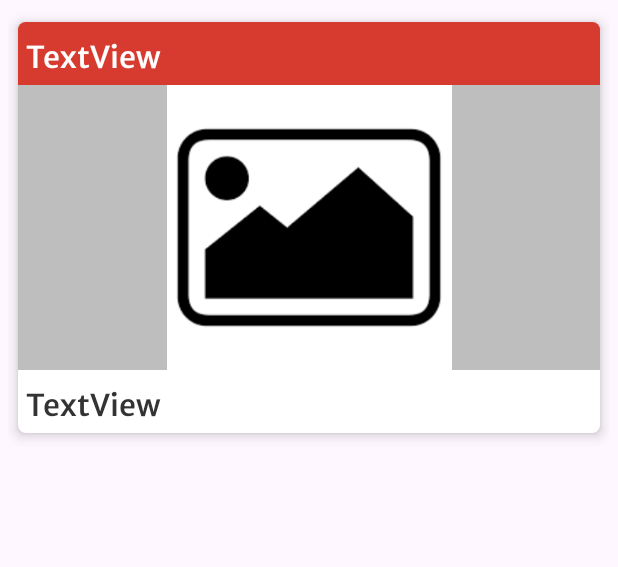
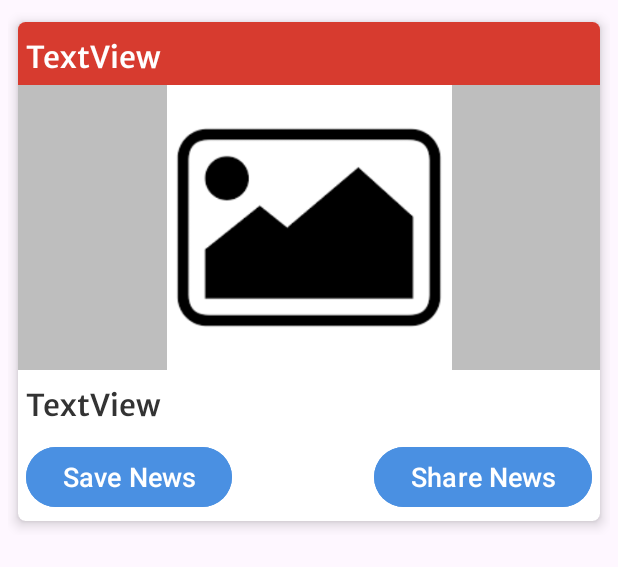
Before and after one commit to GeeklyCoder7/NewsApp, an Android app: the layout news_sample_card.xml on its own in the app's theme, with its tools: preview values and no code run, on a phone screen of 412 x 824 dp. Shown: the top 567 px of the screen. Run offline under Robolectric (Android 15) with nearby library versions, the light colour scheme and no system bars.

Commit message:
Added a functionality to save articles for offline access using Room persistence database.

```diff
--- a/app/build.gradle.kts
+++ b/app/build.gradle.kts
@@ -49,4 +49,6 @@ dependencies {
     implementation (libs.retrofit)
     implementation (libs.converter.gson)
     implementation (libs.glide)
+    implementation (libs.room.runtime)
+    annotationProcessor (libs.room.compiler)
 }
--- a/app/src/main/res/layout/news_sample_card.xml
+++ b/app/src/main/res/layout/news_sample_card.xml
@@ -52,6 +52,41 @@
                 android:textColor="@color/news_text_color"
                 android:textSize="20sp" />
 
+            <LinearLayout
+                android:layout_width="match_parent"
+                android:layout_height="wrap_content"
+                android:orientation="horizontal"
+                android:padding="5dp">
+
+                <Button
+                    android:id="@+id/saveNewsButton"
+                    android:layout_width="wrap_content"
+                    android:layout_height="wrap_content"
+                    android:layout_gravity="start"
+                    android:layout_weight="0"
+                    android:backgroundTint="@color/button_bg_color"
+                    android:text="Save News"
+                    android:textColor="@color/white"
+                    android:textSize="18sp" />
+
+                <Space
+                    android:layout_width="0dp"
+                    android:layout_height="wrap_content"
+                    android:layout_weight="1" />
+
+                <Button
+                    android:id="@+id/shareNewsButton"
+                    android:layout_width="wrap_content"
+                    android:layout_height="wrap_content"
+                    android:layout_gravity="end"
+                    android:layout_weight="0"
+                    android:backgroundTint="@color/button_bg_color"
+                    android:text="Share News"
+                    android:textColor="@color/white"
+                    android:textSize="18sp" />
+
+            </LinearLayout>
+
         </LinearLayout>
     </androidx.cardview.widget.CardView>
 </androidx.constraintlayout.widget.ConstraintLayout>
--- a/app/src/main/res/values/colors.xml
+++ b/app/src/main/res/values/colors.xml
@@ -6,4 +6,5 @@
     <color name="primary_color">#D73B2F</color>
     <color name="secondary_color">#743ADA</color>
     <color name="news_text_color">#333333</color>
+    <color name="button_bg_color">#4A90E2</color>
 </resources>
--- a/gradle/libs.versions.toml
+++ b/gradle/libs.versions.toml
@@ -13,6 +13,7 @@ constraintlayout = "2.1.4"
 legacySupportV4 = "1.0.0"
 newsApiJava = "1.0.2"
 retrofit = "2.9.0"
+roomCompiler = "2.6.1"
 
 [libraries]
 converter-gson = { module = "com.squareup.retrofit2:converter-gson", version.ref = "converterGson" }
@@ -28,6 +29,8 @@ constraintlayout = { group = "androidx.constraintlayout", name = "constraintlayo
 legacy-support-v4 = { group = "androidx.legacy", name = "legacy-support-v4", version.ref = "legacySupportV4" }
 news-api-java = { module = "com.github.KwabenBerko:News-API-Java", version.ref = "newsApiJava" }
 retrofit = { module = "com.squareup.retrofit2:retrofit", version.ref = "retrofit" }
+room-compiler = { module = "androidx.room:room-compiler", version.ref = "roomCompiler" }
+room-runtime = { module = "androidx.room:room-runtime", version.ref = "roomCompiler" }
 
 [plugins]
 android-application = { id = "com.android.application", version.ref = "agp" }
```
Also changed, not shown: app/src/main/java/com/example/newsapp/adapters/NewsRecyclerViewAdapter.java (+14 -1 lines), app/src/main/java/com/example/newsapp/databases/DatabaseHelper.java (added, +27 -0 lines), app/src/main/java/com/example/newsapp/entities/ArticleEntity.java (added, +119 -0 lines), app/src/main/java/com/example/newsapp/interfaces/ArticleDao.java (added, +22 -0 lines).
